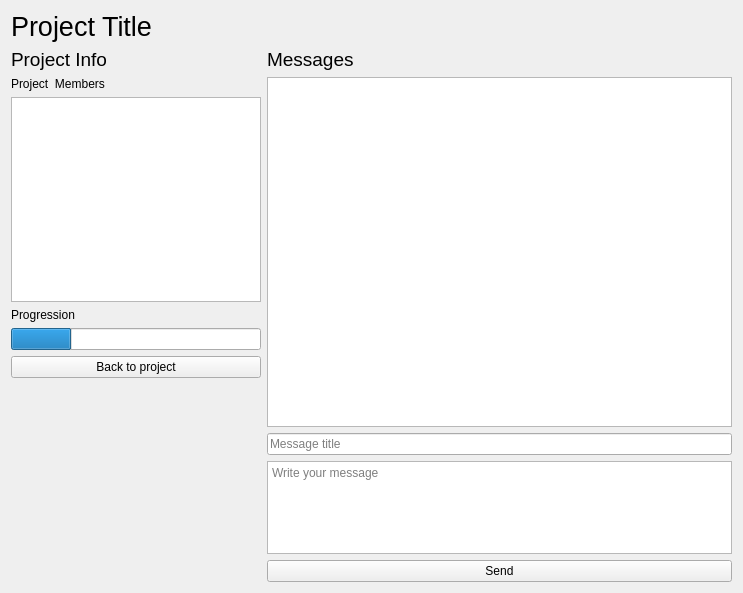
Old version of the form views/projectchat.ui in the repository BelchieBen/BenjaminBelcherAssessment.
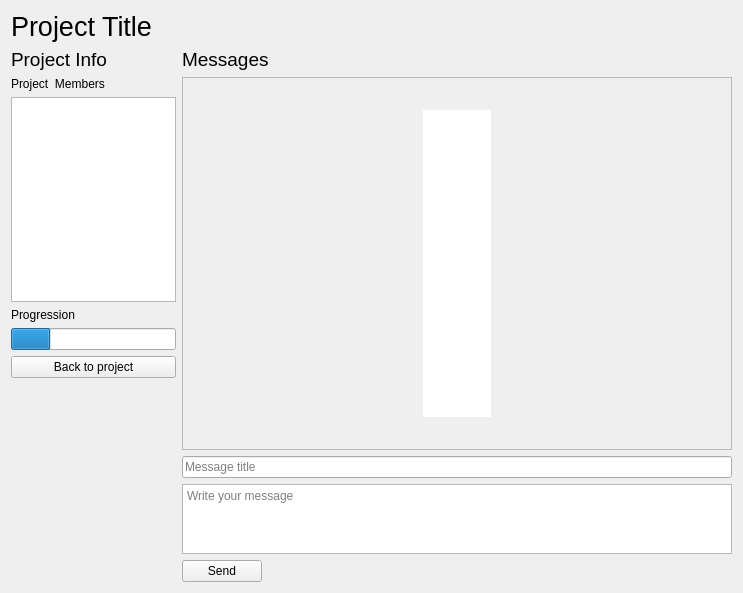
New version of the form.

Diff of the .ui file:
```diff
--- a/views/projectchat.ui
+++ b/views/projectchat.ui
@@ -194,6 +194,14 @@
            <height>350</height>
           </size>
          </property>
+         <property name="styleSheet">
+          <string notr="true">QListWidget{
+padding-top:32px;
+padding-bottom:32px;
+padding-right:240px;
+padding-left:240px;
+}</string>
+         </property>
         </widget>
        </item>
        <item>
@@ -211,15 +219,20 @@
            <height>100</height>
           </size>
          </property>
+         <property name="styleSheet">
+          <string notr="true"/>
+         </property>
          <property name="placeholderText">
           <string>Write your message</string>
          </property>
         </widget>
        </item>
        <item>
+        <layout class="QHBoxLayout" name="horizontalLayout_2">
+         <item>
         <widget class="QPushButton" name="SendBtn">
          <property name="sizePolicy">
-          <sizepolicy hsizetype="Expanding" vsizetype="Fixed">
+            <sizepolicy hsizetype="Fixed" vsizetype="Fixed">
            <horstretch>0</horstretch>
            <verstretch>0</verstretch>
           </sizepolicy>
@@ -228,6 +241,21 @@
           <string>Send</string>
          </property>
         </widget>
+         </item>
+         <item>
+          <spacer name="horizontalSpacer">
+           <property name="orientation">
+            <enum>Qt::Horizontal</enum>
+           </property>
+           <property name="sizeHint" stdset="0">
+            <size>
+             <width>40</width>
+             <height>20</height>
+            </size>
+           </property>
+          </spacer>
+         </item>
+        </layout>
        </item>
       </layout>
      </item>
```
Left out of the diff: 3 changed lines with no effect on the pictures. Lines whose indentation alone changed are shown as unchanged.
